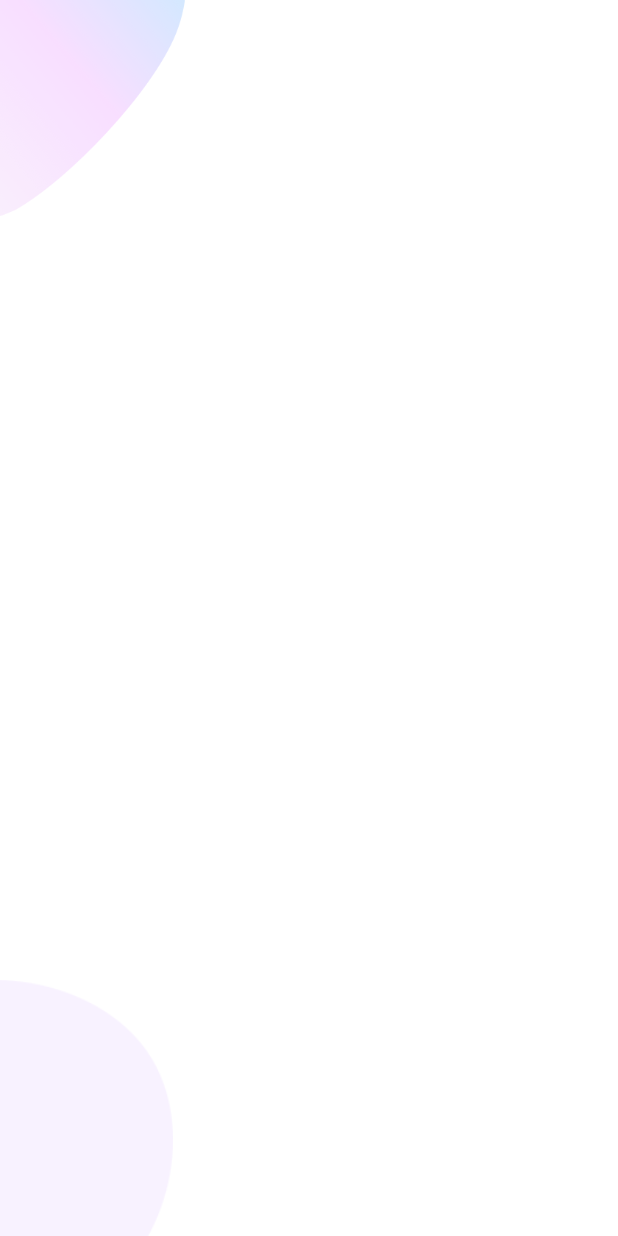
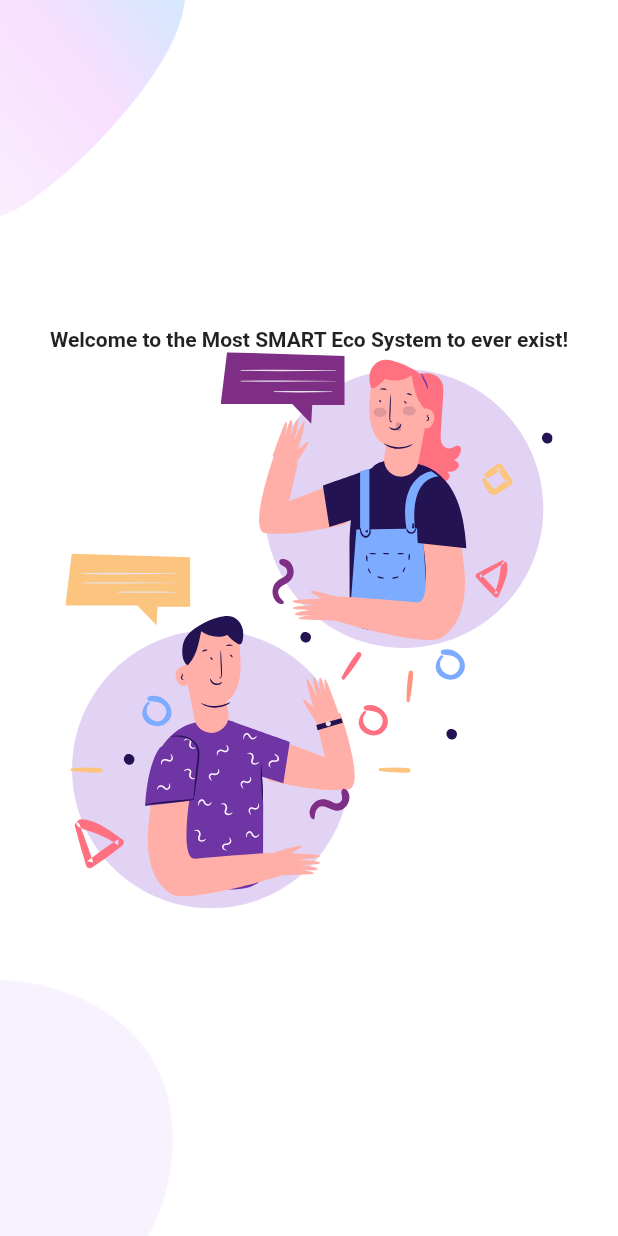
Before and after one commit to Erluan/open-source-flutter-auth-ui, a Flutter app: the screen it shows after launch, on a phone screen of 412 x 824 dp. Run offline on Flutter 3.47's test engine with Material 2 defaults, Android fonts, the phone set to English and light mode, and no system bars; our stand-ins replace flutter_svg.

Commit message:
:hammer: adding new widgets

```diff
--- a/lib/Screens/Welcome/welcome_screen.dart
+++ b/lib/Screens/Welcome/welcome_screen.dart
@@ -1,5 +1,5 @@
 import 'package:flutter/material.dart';
-import 'package:flutter_auth_ui/Widgets/body.dart';
+import 'package:flutter_auth_ui/Screens/Welcome/widgets/body.dart';
 
 class WelcomeScreen extends StatelessWidget {
 
--- /dev/null
+++ b/lib/Screens/Welcome/widgets/body.dart
@@ -0,0 +1,31 @@
+import 'package:flutter/material.dart';
+import 'package:flutter_auth_ui/Screens/Welcome/widgets/background.dart';
+import 'package:flutter_svg/flutter_svg.dart';
+
+class Body extends StatelessWidget {
+  const Body({Key? key}) : super(key: key);
+
+  @override
+  Widget build(BuildContext context) {
+    Size size = MediaQuery.of(context).size;
+
+    return Background(
+      child: Column(
+        mainAxisAlignment: MainAxisAlignment.center,
+        children: [
+          const Text(
+            "Welcome to the Most SMART Eco System to ever exist!",
+            style: TextStyle(
+              fontWeight: FontWeight.bold,
+            ),
+          ),
+          SvgPicture.asset(
+            "assets/icons/chat.svg",
+            height: size.height * 0.45,
+          ),
+
+        ],
+      ),
+    );
+  }
+}
--- a/lib/Widgets/body.dart
+++ /dev/null
@@ -1,18 +0,0 @@
-import 'package:flutter/material.dart';
-import 'package:flutter_auth_ui/Widgets/background.dart';
-
-class Body extends StatelessWidget {
-  const Body({Key? key}) : super(key: key);
-
-  @override
-  Widget build(BuildContext context) {
-
-    return Background(
-      child: Column(
-        children: [
-
-        ],
-      ),
-    );
-  }
-}
--- a/lib/constants.dart
+++ b/lib/constants.dart
@@ -2,3 +2,5 @@ import 'package:flutter/material.dart';
 
 const mtPrimaryColor = Color(0xFF6F35A5);
 const mtPrimaryLightColor = Color(0xFFF1E6FF);
+
+const textMediumSize = 16.0;
```
Also changed, not shown: lib/shared/widgets/rounded_button.dart (added, +54 -0 lines), lib/shared/widgets/rounded_input_field.dart (added, +33 -0 lines), lib/shared/widgets/text_field_container.dart (added, +25 -0 lines), lib/Screens/Welcome/widgets/background.dart (renamed from lib/Widgets/background.dart).
